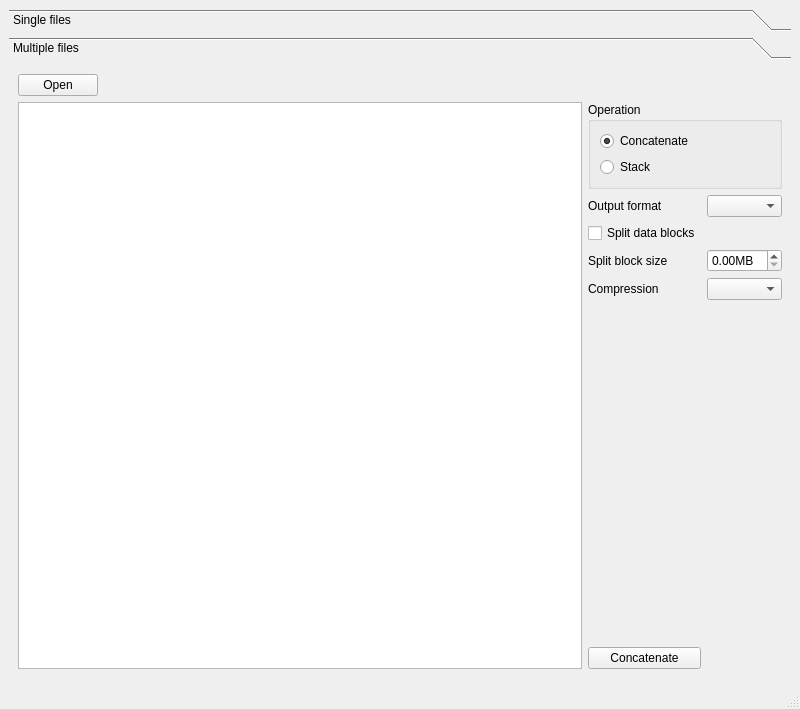
danielhrisca/asammdf, file asammdfgui/main_window.ui: the form before one commit.
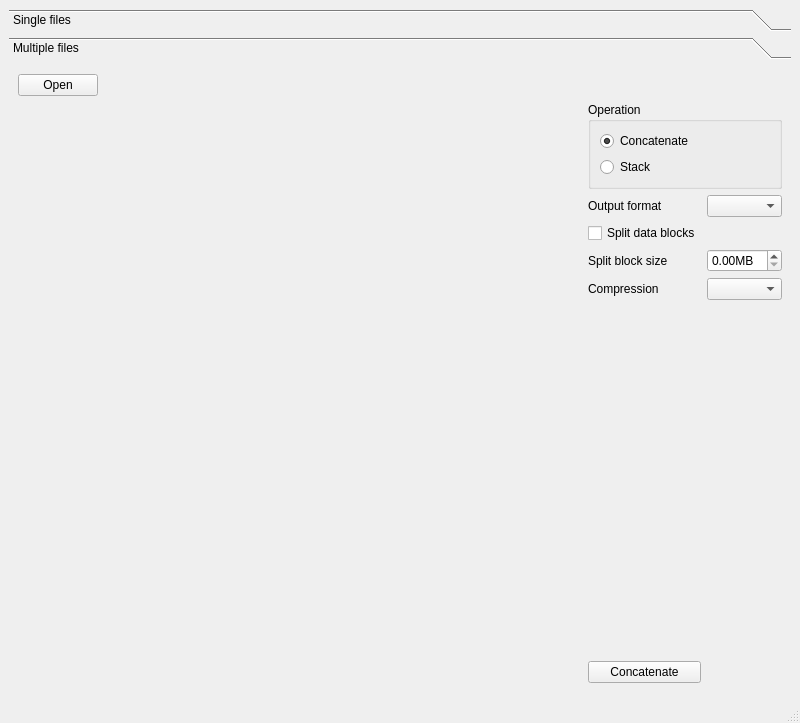
The form after the commit. Icons and pictures are not drawn.

```diff
--- a/asammdfgui/main_window.ui
+++ b/asammdfgui/main_window.ui
@@ -7,7 +7,7 @@
     <x>0</x>
     <y>0</y>
     <width>800</width>
-    <height>709</height>
+    <height>723</height>
    </rect>
   </property>
   <property name="windowTitle">
@@ -90,7 +90,7 @@
          <x>0</x>
          <y>0</y>
          <width>782</width>
-         <height>590</height>
+         <height>604</height>
         </rect>
        </property>
        <attribute name="icon">
@@ -112,19 +112,6 @@
           </property>
          </widget>
         </item>
-        <item row="1" column="0" colspan="2">
-         <widget class="QListWidget" name="files_list">
-          <property name="dragEnabled">
-           <bool>true</bool>
-          </property>
-          <property name="dragDropMode">
-           <enum>QAbstractItemView::InternalMove</enum>
-          </property>
-          <property name="alternatingRowColors">
-           <bool>true</bool>
-          </property>
-         </widget>
-        </item>
         <item row="0" column="1">
          <spacer name="horizontalSpacer_2">
           <property name="orientation">
```
Left out of the diff: 6 changed lines with no effect on the pictures.
